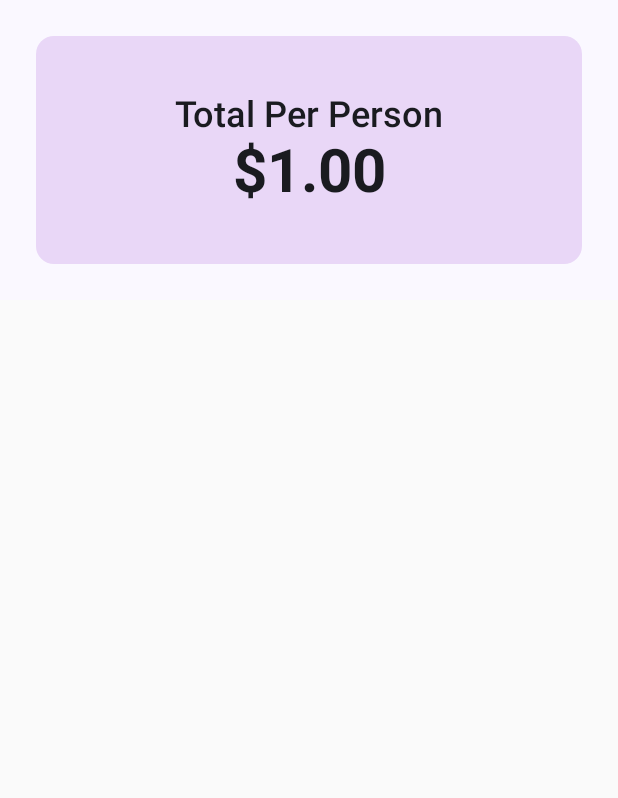
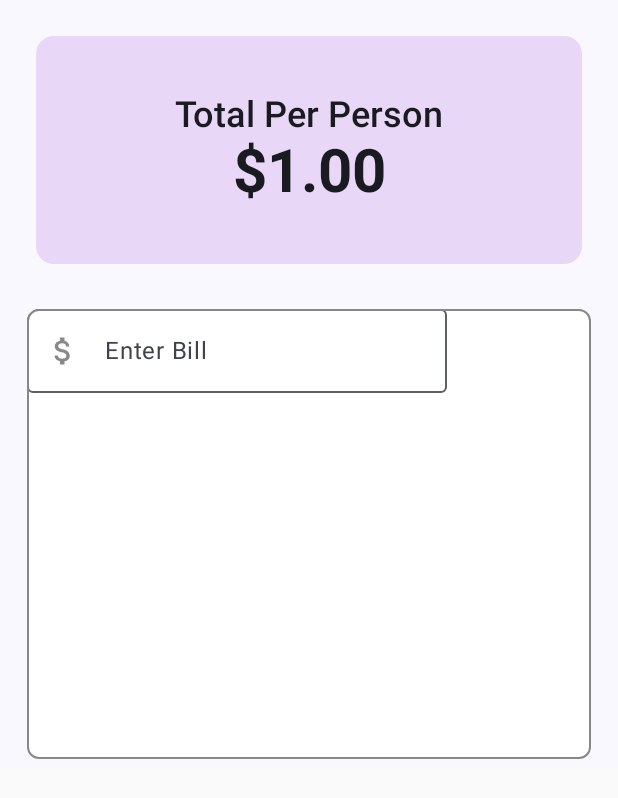
Before and after one commit to coderprem/jetpack-tip-calculator, an Android app built with Jetpack Compose: the screen it shows after launch (MainActivity), on a phone screen of 412 x 824 dp. Shown: the top 798 px of the screen. Run offline under Robolectric (Android 15) with nearby library versions, the phone set to English and light mode, and no system bars.

Commit message:
added components.kt file

```diff
--- a/app/src/main/java/com/example/tipcalculator/MainActivity.kt
+++ b/app/src/main/java/com/example/tipcalculator/MainActivity.kt
@@ -1,7 +1,5 @@
 package com.example.tipcalculator
 
-import android.graphics.Paint.Style
-import android.hardware.camera2.TotalCaptureResult
 import android.os.Bundle
 import androidx.activity.ComponentActivity
 import androidx.activity.compose.setContent
@@ -12,17 +10,25 @@ import androidx.compose.foundation.layout.fillMaxHeight
 import androidx.compose.foundation.layout.fillMaxWidth
 import androidx.compose.foundation.layout.height
 import androidx.compose.foundation.layout.padding
-import androidx.compose.foundation.layout.size
 import androidx.compose.foundation.shape.CircleShape
 import androidx.compose.foundation.shape.CornerSize
 import androidx.compose.foundation.shape.RoundedCornerShape
-import androidx.compose.material3.Card
-import androidx.compose.material3.CardDefaults
-import androidx.compose.material3.CardElevation
+import androidx.compose.foundation.text.KeyboardOptions
+import androidx.compose.material.icons.Icons
+import androidx.compose.material.icons.outlined.AttachMoney
+import androidx.compose.material3.ExperimentalMaterial3Api
+import androidx.compose.material3.Icon
 import androidx.compose.material3.MaterialTheme
+import androidx.compose.material3.OutlinedTextField
 import androidx.compose.material3.Surface
 import androidx.compose.material3.Text
+import androidx.compose.material3.TextField
 import androidx.compose.runtime.Composable
+import androidx.compose.runtime.MutableState
+import androidx.compose.runtime.getValue
+import androidx.compose.runtime.setValue
+import androidx.compose.runtime.mutableStateOf
+import androidx.compose.runtime.remember
 import androidx.compose.ui.Alignment
 import androidx.compose.ui.Modifier
 import androidx.compose.ui.draw.clip
@@ -32,6 +38,10 @@ import androidx.compose.ui.text.TextStyle
 import androidx.compose.ui.text.font.Font
 import androidx.compose.ui.text.font.FontStyle
 import androidx.compose.ui.text.font.FontWeight
+import androidx.compose.ui.text.input.ImeAction
+import androidx.compose.ui.text.input.KeyboardCapitalization
+import androidx.compose.ui.text.input.KeyboardType
+import androidx.compose.ui.text.style.TextAlign
 import androidx.compose.ui.tooling.preview.Preview
 import androidx.compose.ui.unit.dp
 import androidx.compose.ui.unit.sp
@@ -42,7 +52,10 @@ class MainActivity : ComponentActivity() {
         super.onCreate(savedInstanceState)
         setContent {
             MyApp {
-                TopHeader(1.0)
+                Column {
+                    TopHeader(1.0)
+                    MainContent()
+                }
             }
         }
     }
@@ -53,8 +66,7 @@ fun MyApp(content: @Composable () -> Unit) {
     TipCalculatorTheme {
         // A surface container using the 'background' color from the theme
         Surface(
-            modifier = Modifier,
-            color = MaterialTheme.colorScheme.background
+            modifier = Modifier, color = MaterialTheme.colorScheme.background
         ) {
             content()
         }
@@ -84,13 +96,58 @@ fun TopHeader(totalPerPerson: Double = 0.0) {
             Text(
                 text = "Total Per Person",
                 style = TextStyle(
-                    fontWeight = FontWeight.SemiBold,
-                    fontSize = 24.sp
+                    fontWeight = FontWeight.SemiBold, fontSize = 24.sp
                 ),
             )
             Text(
                 text = "$$total",
                 style = TextStyle(fontWeight = FontWeight.Bold, fontSize = 40.sp),
+            )
+        }
+    }
+}
+
+@OptIn(ExperimentalMaterial3Api::class)
+@Preview(showBackground = true)
+@Composable
+fun MainContent() {
+    val totalBillState = remember {
+        mutableStateOf("")
+    }
+    Surface(
+        modifier = Modifier
+            .padding(horizontal = 18.dp, vertical = 6.dp)
+            .fillMaxWidth()
+            .height(300.dp),
+        shape = RoundedCornerShape(corner = CornerSize(8.dp)),
+        color = Color(0xFFFFFFFF),
+        border = BorderStroke(1.dp, color = Color.Gray)
+    ) {
+        val value by remember {
+            mutableStateOf("value")
+        }
+        Column {
+            var textValue by remember {
+                mutableStateOf("")
+            }
+            OutlinedTextField(
+                value = textValue,
+                onValueChange = { textValue = it },
+                placeholder = {
+                    Text(text = "Enter Bill")
+                },
+                leadingIcon = {
+                    Icon(
+                        imageVector = Icons.Outlined.AttachMoney,
+                        contentDescription = "Dollar sign",
+                        tint = Color.Gray
+                    )
+                },
+                textStyle = TextStyle(textAlign = TextAlign.Left),
+                keyboardOptions = KeyboardOptions(autoCorrect = false,
+                    keyboardType = KeyboardType.Number,
+                    imeAction = ImeAction.Done),
+                singleLine = true,
             )
         }
     }
```
Also changed, not shown: app/src/main/java/com/example/tipcalculator/components/Components.kt (added, +56 -0 lines).
